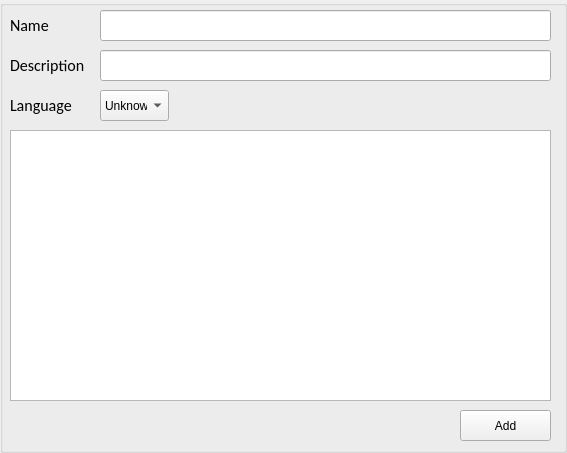
Old version of the form desktop_app/GUI/UI/NewAlg.ui in the repository aobolensk/webforces.
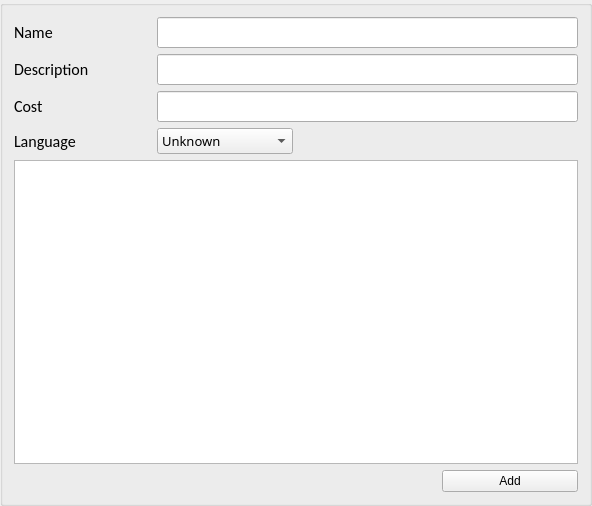
New version of the form.

Diff of the .ui file:
```diff
--- a/desktop_app/GUI/UI/NewAlg.ui
+++ b/desktop_app/GUI/UI/NewAlg.ui
@@ -6,55 +6,16 @@
    <rect>
     <x>0</x>
     <y>0</y>
-    <width>567</width>
-    <height>453</height>
+    <width>592</width>
+    <height>506</height>
    </rect>
   </property>
   <property name="windowTitle">
    <string>GroupBox</string>
   </property>
-  <widget class="QPushButton" name="addButton">
-   <property name="geometry">
-    <rect>
-     <x>460</x>
-     <y>410</y>
-     <width>91</width>
-     <height>31</height>
-    </rect>
-   </property>
-   <property name="text">
-    <string>Add</string>
-   </property>
-  </widget>
-  <widget class="QLineEdit" name="nameEdit">
-   <property name="geometry">
-    <rect>
-     <x>100</x>
-     <y>10</y>
-     <width>451</width>
-     <height>31</height>
-    </rect>
-   </property>
-  </widget>
-  <widget class="QLineEdit" name="descEdit">
-   <property name="geometry">
-    <rect>
-     <x>100</x>
-     <y>50</y>
-     <width>451</width>
-     <height>31</height>
-    </rect>
-   </property>
-  </widget>
+  <layout class="QGridLayout" name="gridLayout">
+   <item row="0" column="0">
   <widget class="QLabel" name="label">
-   <property name="geometry">
-    <rect>
-     <x>10</x>
-     <y>10</y>
-     <width>71</width>
-     <height>31</height>
-    </rect>
-   </property>
    <property name="font">
     <font>
      <family>Calibri</family>
@@ -65,44 +26,9 @@
     <string>Name</string>
    </property>
   </widget>
-  <widget class="QLabel" name="label_2">
-   <property name="geometry">
-    <rect>
-     <x>10</x>
-     <y>50</y>
-     <width>81</width>
-     <height>31</height>
-    </rect>
-   </property>
-   <property name="font">
-    <font>
-     <family>Calibri</family>
-     <pointsize>12</pointsize>
-    </font>
-   </property>
-   <property name="text">
-    <string>Description</string>
-   </property>
-  </widget>
-  <widget class="QPlainTextEdit" name="codeEdit">
-   <property name="geometry">
-    <rect>
-     <x>10</x>
-     <y>130</y>
-     <width>541</width>
-     <height>271</height>
-    </rect>
-   </property>
-  </widget>
+   </item>
+   <item row="3" column="0">
   <widget class="QLabel" name="label_3">
-   <property name="geometry">
-    <rect>
-     <x>10</x>
-     <y>90</y>
-     <width>81</width>
-     <height>31</height>
-    </rect>
-   </property>
    <property name="font">
     <font>
      <family>Calibri</family>
@@ -113,14 +39,24 @@
     <string>Language</string>
    </property>
   </widget>
+   </item>
+   <item row="4" column="0" colspan="4">
+    <widget class="QPlainTextEdit" name="codeEdit"/>
+   </item>
+   <item row="5" column="3">
+    <widget class="QPushButton" name="addButton">
+     <property name="text">
+      <string>Add</string>
+     </property>
+    </widget>
+   </item>
+   <item row="3" column="1">
   <widget class="QComboBox" name="langBox">
-   <property name="geometry">
-    <rect>
-     <x>100</x>
-     <y>90</y>
-     <width>69</width>
-     <height>31</height>
-    </rect>
+     <property name="font">
+      <font>
+       <family>Calibri Light</family>
+       <pointsize>10</pointsize>
+      </font>
    </property>
    <item>
     <property name="text">
@@ -133,6 +69,64 @@
     </property>
    </item>
   </widget>
+   </item>
+   <item row="0" column="1" colspan="3">
+    <widget class="QLineEdit" name="nameEdit">
+     <property name="font">
+      <font>
+       <family>Calibri Light</family>
+       <pointsize>12</pointsize>
+      </font>
+     </property>
+    </widget>
+   </item>
+   <item row="1" column="0">
+    <widget class="QLabel" name="label_2">
+     <property name="font">
+      <font>
+       <family>Calibri</family>
+       <pointsize>12</pointsize>
+      </font>
+     </property>
+     <property name="text">
+      <string>Description</string>
+     </property>
+    </widget>
+   </item>
+   <item row="1" column="1" colspan="3">
+    <widget class="QLineEdit" name="descEdit">
+     <property name="font">
+      <font>
+       <family>Calibri Light</family>
+       <pointsize>12</pointsize>
+      </font>
+     </property>
+    </widget>
+   </item>
+   <item row="2" column="0">
+    <widget class="QLabel" name="label_4">
+     <property name="font">
+      <font>
+       <family>Calibri</family>
+       <pointsize>12</pointsize>
+      </font>
+     </property>
+     <property name="text">
+      <string>Cost</string>
+     </property>
+    </widget>
+   </item>
+   <item row="2" column="1" colspan="3">
+    <widget class="QLineEdit" name="costEdit">
+     <property name="font">
+      <font>
+       <family>Calibri Light</family>
+       <pointsize>12</pointsize>
+      </font>
+     </property>
+    </widget>
+   </item>
+  </layout>
  </widget>
  <resources/>
  <connections/>
```
Lines whose indentation alone changed are shown as unchanged.
